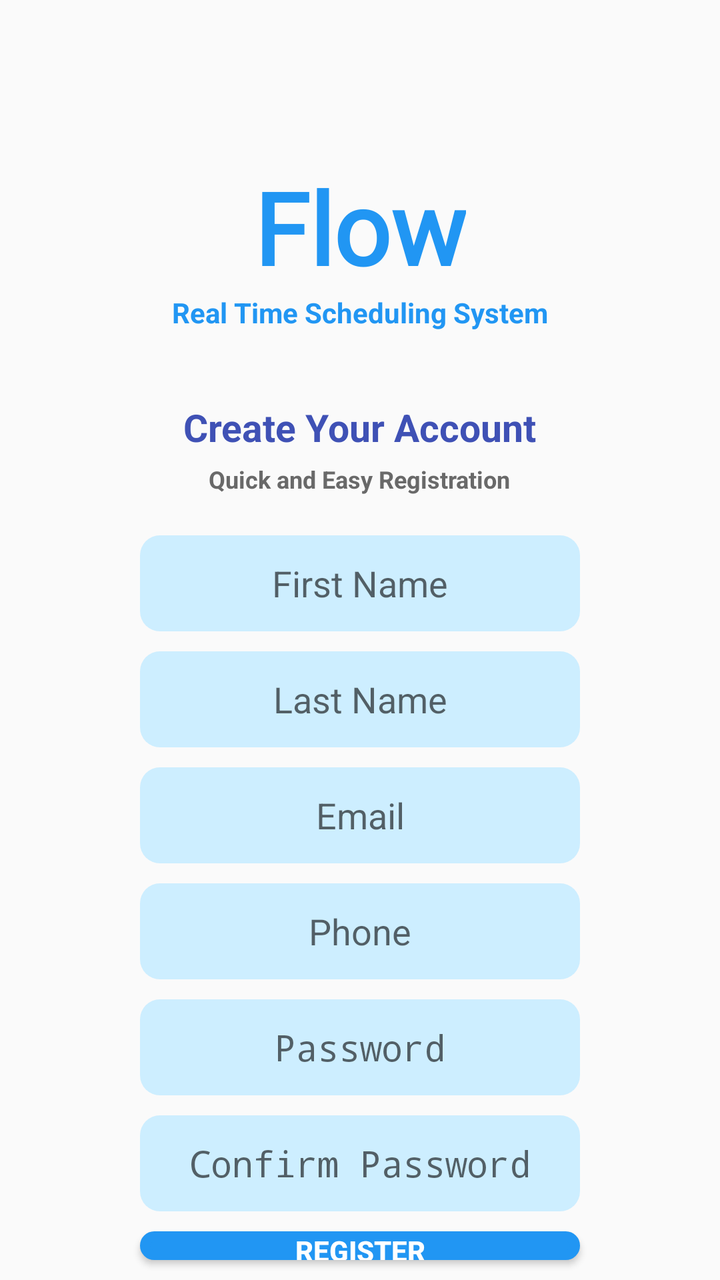
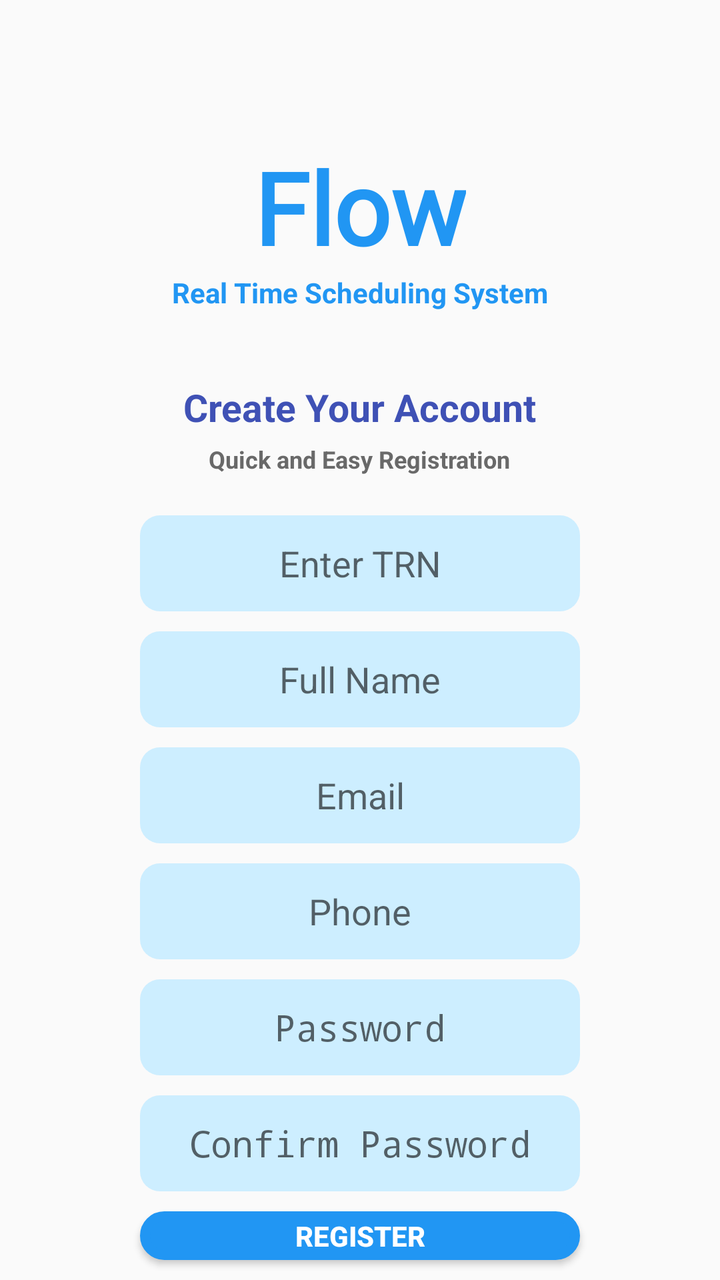

Screens rendered from an Android XML layout before and after an edit, with the pre-edit source and the edit as a unified diff.
<!-- AndroidManifest.xml: application theme Theme.FlowApp -->
<!-- res/layout/register.xml -->
<?xml version="1.0" encoding="utf-8"?>
<LinearLayout xmlns:android="http://schemas.android.com/apk/res/android"
    android:orientation="vertical"
    android:layout_width="match_parent"
    android:layout_height="match_parent">

    <TextView
        android:text="@string/flow_name"
        android:fontFamily="@font/strategysidefont"
        android:textSize="50sp"
        android:textColor="@color/blue"
        android:textStyle="bold"
        android:id="@+id/FlowName"
        android:layout_gravity="center"
        android:layout_width="wrap_content"
        android:layout_height="wrap_content"
        android:layout_marginTop="80dp"
        />

    <TextView
        android:text="@string/real_time"
        android:textColor="@color/blue"
        android:textStyle="bold"
        android:id="@+id/real_time2"
        android:layout_gravity="center"
        android:layout_width="wrap_content"
        android:layout_height="wrap_content"
        />

    <TextView
        android:text="@string/createAcc"
        android:textColor="@color/dark_blue"
        android:textStyle="bold"
        android:id="@+id/createAcc"
        android:textSize="19sp"
        android:layout_gravity="center"
        android:layout_width="wrap_content"
        android:layout_height="wrap_content"
        android:layout_marginTop="35dp"
        android:layout_marginBottom="5dp"
        />

    <TextView
        android:text="@string/quickReg"
        android:textColor="@color/dark_gray"
        android:textStyle="bold"
        android:id="@+id/quickReg"
        android:textSize="12sp"
        android:layout_gravity="center"
        android:layout_width="wrap_content"
        android:layout_height="wrap_content"
        android:layout_marginBottom="20dp"
        />

    <EditText
        android:hint="@string/firstName"
        android:gravity="center"
        android:layout_width="wrap_content"
        android:layout_height="wrap_content"
        android:layout_gravity="center"
        android:id="@+id/reg_firstName"
        android:ems="10"
        android:autofillHints="name"
        android:inputType="textPersonName"
        android:minHeight="48dp"
        android:background="@drawable/input_fields_design"
        android:layout_marginBottom="10dp"
        />

    <EditText
        android:hint="@string/lastName"
        android:gravity="center"
        android:layout_width="wrap_content"
        android:layout_height="wrap_content"
        android:layout_gravity="center"
        android:id="@+id/reg_lastName"
        android:ems="10"
        android:autofillHints="name"
        android:inputType="textPersonName"
        android:minHeight="48dp"
        android:background="@drawable/input_fields_design"
        android:layout_marginBottom="10dp"
        />

    <EditText
        android:hint="@string/email"
        android:gravity="center"
        android:layout_width="wrap_content"
        android:layout_height="wrap_content"
        android:layout_gravity="center"
        android:id="@+id/reg_email"
        android:ems="10"
        android:autofillHints="emailAddress"
        android:inputType="textEmailAddress"
        android:minHeight="48dp"
        android:background="@drawable/input_fields_design"
        android:layout_marginBottom="10dp"
        />


    <EditText
        android:hint="@string/phone"
        android:gravity="center"
        android:layout_width="wrap_content"
        android:layout_height="wrap_content"
        android:layout_gravity="center"
        android:id="@+id/reg_phone"
        android:ems="10"
        android:autofillHints="phone"
        android:inputType="phone"
        android:minHeight="48dp"
        android:background="@drawable/input_fields_design"
        android:layout_marginBottom="10dp"
        />

    <EditText
        android:hint="@string/password"
        android:gravity="center"
        android:layout_width="wrap_content"
        android:layout_height="wrap_content"
        android:layout_gravity="center"
        android:id="@+id/reg_password"
        android:ems="10"
        android:autofillHints="password"
        android:inputType="textPassword"
        android:minHeight="48dp"
        android:background="@drawable/input_fields_design"
        android:layout_marginBottom="10dp"
        />

    <EditText
        android:hint="@string/confirmPass"
        android:gravity="center"
        android:layout_width="wrap_content"
        android:layout_height="wrap_content"
        android:layout_gravity="center"
        android:id="@+id/reg_confirmPass"
        android:ems="10"
        android:autofillHints="password"
        android:inputType="textPassword"
        android:minHeight="48dp"
        android:background="@drawable/input_fields_design"
        android:layout_marginBottom="10dp"
        />

    <Button
        android:text="@string/register"
        android:layout_width="wrap_content"
        android:layout_height="wrap_content"
        android:layout_gravity="center"
        android:textColor="@color/white"
        android:textStyle="bold"
        android:id="@+id/registerBtn"
        android:background="@drawable/blue_round_corner_button"
        android:layout_marginBottom="10dp"
        />

    <TextView
        android:text="@string/accExist"
        android:id="@+id/accExist"
        android:layout_width="wrap_content"
        android:layout_height="wrap_content"
        android:layout_gravity="center"
        android:textColor="@color/dark_blue"
        android:textSize="12sp"
        android:textStyle="bold"
        android:layout_marginBottom="15dp"
        />

</LinearLayout>
<!-- resources referenced by this layout -->
<resources>
  <color name="blue">#2196F3</color>
  <color name="dark_blue">#3F51B5</color>
  <color name="dark_gray">#696969</color>
  <color name="white">#FFFFFFFF</color>
  <!-- drawable blue_round_corner_button (drawable) -->
  <?xml version="1.0" encoding="utf-8"?>
  <shape xmlns:android="http://schemas.android.com/apk/res/android" android:shape="rectangle" >
      <corners
          android:radius="30dp"
          />
      <solid
          android:color="@color/blue"
          />
      <padding
          android:left="0dp"
          android:top="0dp"
          android:right="0dp"
          android:bottom="0dp"
          />
      <size
          android:width="220dp"
          android:height="40dp"
          />
      <stroke
          android:width="5dp"
          android:color="#2196F3"
          />
  </shape>
  <!-- drawable input_fields_design (drawable) -->
  <?xml version="1.0" encoding="utf-8"?>
  <shape xmlns:android="http://schemas.android.com/apk/res/android"
      android:shape="rectangle">
      <corners
          android:radius="10dp"
          />
      <solid android:color="@color/input_field"/>
      <padding
          android:left="0dp"
          android:top="0dp"
          android:right="0dp"
          android:bottom="0dp" />
      <size
          android:width="220dp"
          android:height="30dp" />
      <stroke
          android:width="0dp"
          android:color="#7693B3"
          />
  
  </shape>
  <string name="accExist">Already have an account? Login Here</string>
  <string name="confirmPass">Confirm Password</string>
  <string name="createAcc">Create Your Account</string>
  <string name="email">Email</string>
  <string name="firstName">First Name</string>
  <string name="flow_name">Flow</string>
  <string name="lastName">Last Name</string>
  <string name="password">Password</string>
  <string name="phone">Phone</string>
  <string name="quickReg">Quick and Easy Registration</string>
  <string name="real_time">Real Time Scheduling System</string>
  <string name="register">Register</string>
  <style name="Theme.FlowApp" parent="android:Theme.Material.Light.NoActionBar">
          <item name="colorPrimary">@color/dark_blue</item>
          <item name="colorPrimaryVariant">@color/dark_blue</item>
      </style>
  <color name="input_field">#CDEEFF</color>
</resources>

<!-- the commit's change to res/layout/register.xml (unified diff, before → after) -->
@@ -14,7 +14,7 @@
         android:layout_gravity="center"
         android:layout_width="wrap_content"
         android:layout_height="wrap_content"
-        android:layout_marginTop="80dp"
+        android:layout_marginTop="70dp"
         />
 
     <TextView
@@ -51,14 +51,13 @@
         android:layout_height="wrap_content"
         android:layout_marginBottom="20dp"
         />
-
     <EditText
-        android:hint="@string/firstName"
+        android:hint="@string/inputTRN"
         android:gravity="center"
         android:layout_width="wrap_content"
         android:layout_height="wrap_content"
         android:layout_gravity="center"
-        android:id="@+id/reg_firstName"
+        android:id="@+id/trn"
         android:ems="10"
         android:autofillHints="name"
         android:inputType="textPersonName"
@@ -68,12 +67,12 @@
         />
 
     <EditText
-        android:hint="@string/lastName"
+        android:hint="@string/fullName"
         android:gravity="center"
         android:layout_width="wrap_content"
         android:layout_height="wrap_content"
         android:layout_gravity="center"
-        android:id="@+id/reg_lastName"
+        android:id="@+id/name"
         android:ems="10"
         android:autofillHints="name"
         android:inputType="textPersonName"
@@ -81,6 +80,8 @@
         android:background="@drawable/input_fields_design"
         android:layout_marginBottom="10dp"
         />
+
+
 
     <EditText
         android:hint="@string/email"
<!-- resource entries referenced after the edit -->
@@ -54,9 +54,9 @@
   <string name="confirmPass">Confirm Password</string>
   <string name="createAcc">Create Your Account</string>
   <string name="email">Email</string>
-  <string name="firstName">First Name</string>
   <string name="flow_name">Flow</string>
-  <string name="lastName">Last Name</string>
+  <string name="fullName">Full Name</string>
+  <string name="inputTRN">Enter TRN</string>
   <string name="password">Password</string>
   <string name="phone">Phone</string>
   <string name="quickReg">Quick and Easy Registration</string>
